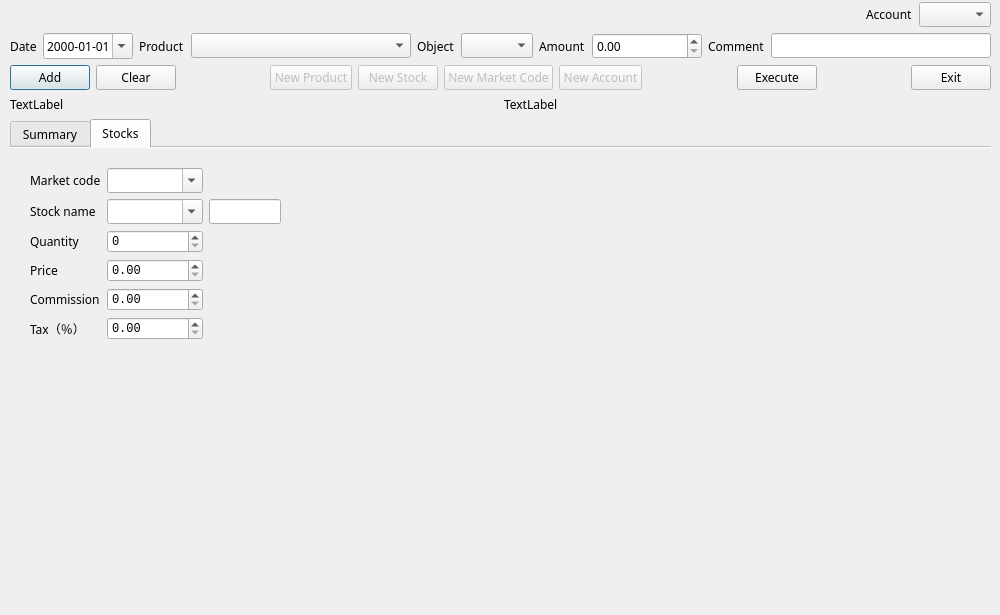
Before: the Qt Designer form qt/lisagui.ui in rockwolf/python, drawn with Qt 5.
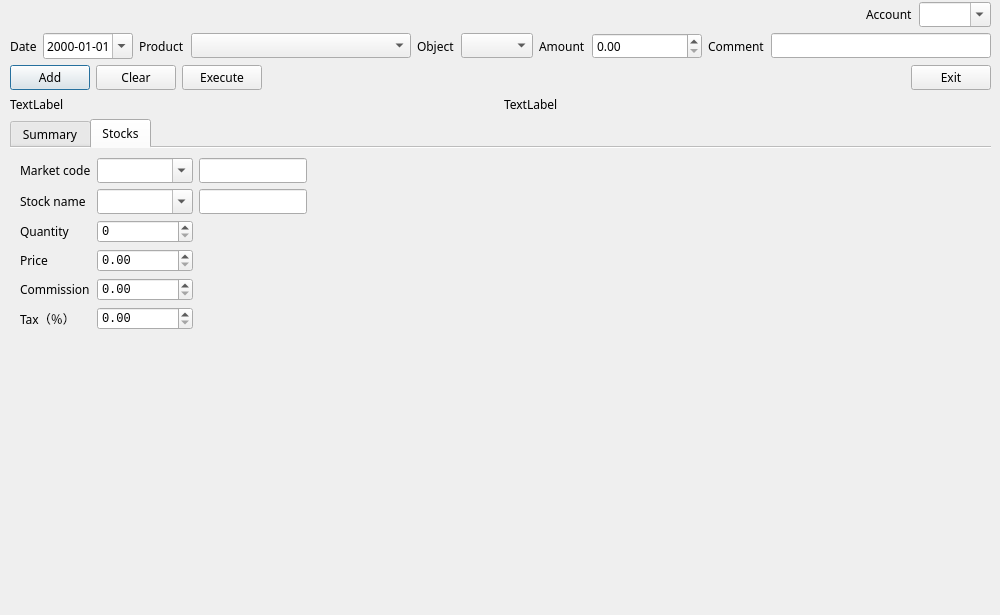
After: the same form once the commit is applied.

Commit message: Stock and market descriptions are added. UI simplified.

The edit to the form file:
```diff
--- a/qt/lisagui.ui
+++ b/qt/lisagui.ui
@@ -61,7 +61,11 @@
        <enum>QLayout::SetFixedSize</enum>
       </property>
       <item row="0" column="2">
-       <widget class="QComboBox" name="cmb_account"/>
+       <widget class="QComboBox" name="cmb_account">
+        <property name="editable">
+         <bool>true</bool>
+        </property>
+       </widget>
       </item>
       <item row="0" column="1">
        <widget class="QLabel" name="lbl_account">
@@ -111,72 +115,6 @@
         </property>
        </widget>
       </item>
-      <item>
-       <spacer name="horizontalSpacer_8">
-        <property name="orientation">
-         <enum>Qt::Horizontal</enum>
-        </property>
-        <property name="sizeHint" stdset="0">
-         <size>
-          <width>40</width>
-          <height>20</height>
-         </size>
-        </property>
-       </spacer>
-      </item>
-      <item>
-       <widget class="QPushButton" name="btn_new_product">
-        <property name="enabled">
-         <bool>false</bool>
-        </property>
-        <property name="text">
-         <string>New Product</string>
-        </property>
-       </widget>
-      </item>
-      <item>
-       <widget class="QPushButton" name="btn_new_stock">
-        <property name="enabled">
-         <bool>false</bool>
-        </property>
-        <property name="text">
-         <string>New Stock</string>
-        </property>
-       </widget>
-      </item>
-      <item>
-       <widget class="QPushButton" name="btn_new_marketcode">
-        <property name="enabled">
-         <bool>false</bool>
-        </property>
-        <property name="text">
-         <string>New Market Code</string>
-        </property>
-       </widget>
-      </item>
-      <item>
-       <widget class="QPushButton" name="btn_new_account">
-        <property name="enabled">
-         <bool>false</bool>
-        </property>
-        <property name="text">
-         <string>New Account</string>
-        </property>
-       </widget>
-      </item>
-      <item>
-       <spacer name="horizontalSpacer">
-        <property name="orientation">
-         <enum>Qt::Horizontal</enum>
-        </property>
-        <property name="sizeHint" stdset="0">
-         <size>
-          <width>40</width>
-          <height>20</height>
-         </size>
-        </property>
-       </spacer>
-      </item>
       <item>
        <widget class="QPushButton" name="btn_execute">
         <property name="font">
@@ -190,7 +128,7 @@
        </widget>
       </item>
       <item>
-       <spacer name="horizontalSpacer_4">
+       <spacer name="horizontalSpacer_8">
         <property name="orientation">
          <enum>Qt::Horizontal</enum>
         </property>
@@ -359,15 +297,15 @@
          <widget class="QWidget" name="gridLayoutWidget_5">
           <property name="geometry">
            <rect>
-            <x>20</x>
-            <y>20</y>
-            <width>251</width>
+            <x>10</x>
+            <y>10</y>
+            <width>951</width>
             <height>176</height>
            </rect>
           </property>
-          <layout class="QGridLayout" name="gridLayout_5" columnstretch="0,0,0,0,0,0" columnminimumwidth="0,0,0,0,0,0">
+          <layout class="QGridLayout" name="gridLayout_5" rowstretch="0,0,0,0,0,0" columnstretch="0,0,0,0,0,0" rowminimumheight="0,0,0,0,0,0" columnminimumwidth="0,0,0,0,0,0">
            <property name="sizeConstraint">
-            <enum>QLayout::SetDefaultConstraint</enum>
+            <enum>QLayout::SetFixedSize</enum>
            </property>
            <item row="0" column="4">
             <widget class="QComboBox" name="cmb_marketcode">
@@ -486,7 +424,10 @@
             </widget>
            </item>
            <item row="1" column="5">
-            <widget class="QLineEdit" name="lineEdit"/>
+            <widget class="QLineEdit" name="txt_stockdescription"/>
+           </item>
+           <item row="0" column="5">
+            <widget class="QLineEdit" name="txt_marketdescription"/>
            </item>
           </layout>
          </widget>
```
Left out of the diff: 13 changed lines with no effect on the pictures. The commit also changes 4 other files.
